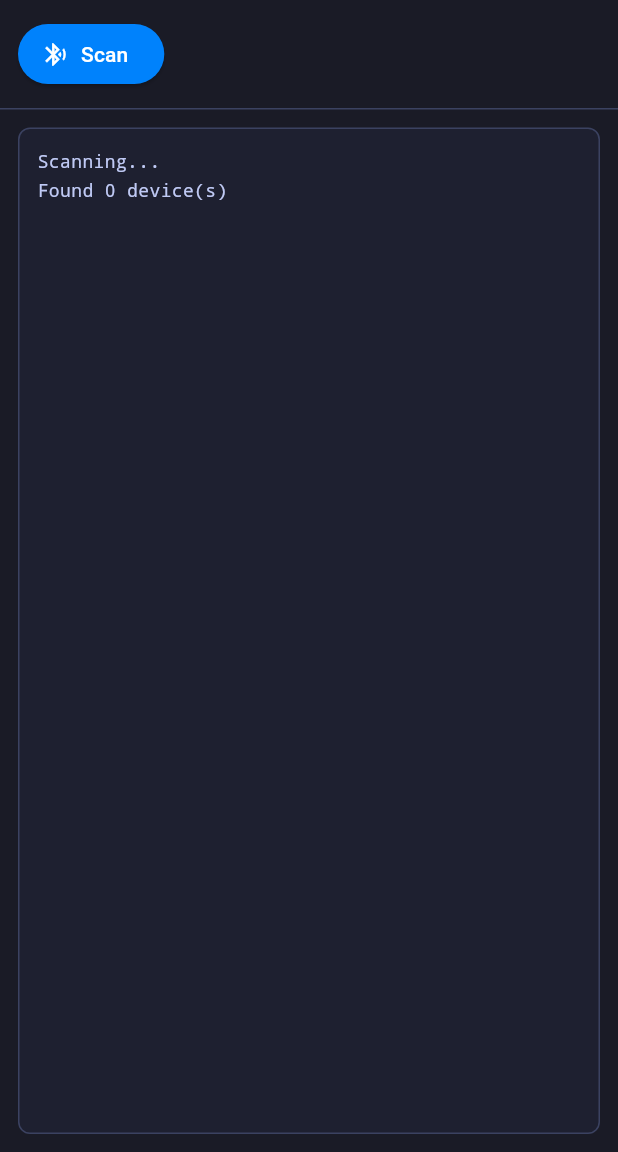
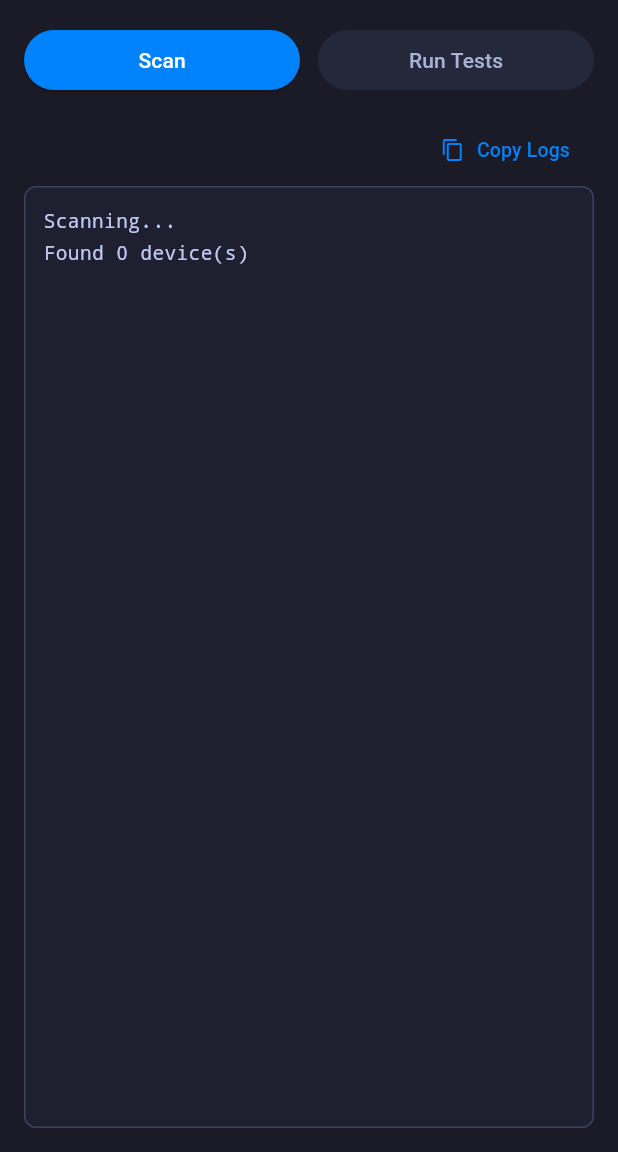
Before and after one commit to tdaira/blerpc, a Flutter app: the screen it shows after launch, after a tap on "Scan", on a phone screen of 412 x 824 dp, the part 84-1236 px from its top. Run offline on Flutter 3.47's test engine with Material 3 defaults, Android fonts, the phone set to English and light mode, and no system bars; our stand-ins replace flutter_blue_plus; missing offline and left inert: blerpc_protocol, protobuf.

Commit message:
fix: align button layout and add Copy Logs across all platforms
- Match iOS button design: equal-width Scan/Run Tests without icons
- Add Copy Logs text button above log area on Flutter and Android
- Fix iOS full-screen display (add UILaunchScreen)
- Fix Swift border variable name conflict with SwiftUI modifier
- Fix Flutter Bluetooth unknown state handling on iOS

Co-Authored-By: Claude Opus 4.6 <noreply@anthropic.com>

```diff
--- a/central_flutter/lib/main.dart
+++ b/central_flutter/lib/main.dart
@@ -2,6 +2,7 @@ import 'dart:async';
 
 import 'package:flutter/material.dart';
 import 'package:flutter/scheduler.dart';
+import 'package:flutter/services.dart';
 import 'package:flutter_blue_plus/flutter_blue_plus.dart';
 
 import 'ble/ble_transport.dart';
@@ -84,6 +85,7 @@ class _HomePageState extends State<HomePage> {
   bool _scanning = false;
   bool _running = false;
   bool _autoRunStarted = false;
+  bool _showCopied = false;
   late final TestRunner _testRunner;
 
   @override
@@ -137,7 +139,14 @@ class _HomePageState extends State<HomePage> {
     _addLog('Scanning...');
 
     try {
-      final state = await FlutterBluePlus.adapterState.first;
+      // On iOS the initial adapter state is often "unknown" until
+      // CoreBluetooth finishes initialising.  Wait up to 5 seconds for
+      // the state to settle to something other than "unknown".
+      final state = await FlutterBluePlus.adapterState
+          .where((s) => s != BluetoothAdapterState.unknown)
+          .first
+          .timeout(const Duration(seconds: 5),
+              onTimeout: () => BluetoothAdapterState.unknown);
       if (state != BluetoothAdapterState.on) {
         _addLog('[ERROR] Bluetooth is not on (state: $state)');
         setState(() => _scanning = false);
@@ -184,49 +193,126 @@ class _HomePageState extends State<HomePage> {
               text: ' Central', style: TextStyle(fontWeight: FontWeight.w400)),
         ])),
       ),
-      body: Column(
+      body: Padding(
+        padding: const EdgeInsets.all(16),
+        child: Column(
           children: [
-          Padding(
-            padding: const EdgeInsets.all(12.0),
+            Row(
+              children: [
+                Expanded(
+                  child: ElevatedButton(
+                    onPressed: _scanning || _running ? null : _scan,
+                    child: Text(_scanning ? 'Scanning...' : 'Scan'),
+                  ),
+                ),
+                const SizedBox(width: 12),
+                Expanded(
+                  child: ElevatedButton(
+                    onPressed: _running || _scanning ? null : null,
+                    child: Text(_running ? 'Running...' : 'Run Tests'),
+                  ),
+                ),
+              ],
+            ),
+            if (_devices.isNotEmpty) ...[
+              const SizedBox(height: 12),
+              Align(
+                alignment: Alignment.centerLeft,
+                child: Text(
+                  'Devices (${_devices.length})',
+                  style: const TextStyle(
+                    color: _textPrimary,
+                    fontWeight: FontWeight.w600,
+                    fontSize: 14,
+                  ),
+                ),
+              ),
+              const SizedBox(height: 4),
+              Container(
+                constraints: const BoxConstraints(maxHeight: 200),
+                decoration: BoxDecoration(
+                  color: _bgSecondary,
+                  border: Border.all(color: _border),
+                  borderRadius: BorderRadius.circular(8),
+                ),
+                child: ListView.separated(
+                  shrinkWrap: true,
+                  itemCount: _devices.length,
+                  separatorBuilder: (_, __) =>
+                      const Divider(height: 1, color: _border),
+                  itemBuilder: (context, index) {
+                    final d = _devices[index];
+                    return InkWell(
+                      onTap: _running ? null : () => _runTests(d),
+                      child: Padding(
+                        padding: const EdgeInsets.symmetric(
+                            horizontal: 16, vertical: 8),
                         child: Row(
                           children: [
-                ElevatedButton.icon(
-                  onPressed: _scanning || _running ? null : _scan,
-                  icon: _scanning
-                      ? const SizedBox(
-                          width: 16,
-                          height: 16,
-                          child: CircularProgressIndicator(
-                              strokeWidth: 2, color: Colors.white))
-                      : const Icon(Icons.bluetooth_searching),
-                  label: const Text('Scan'),
+                            Expanded(
+                              child: Column(
+                                crossAxisAlignment: CrossAxisAlignment.start,
+                                children: [
+                                  Text(
+                                    d.name ?? 'Unknown',
+                                    style: const TextStyle(
+                                      color: _textPrimary,
+                                      fontSize: 15,
+                                      fontWeight: FontWeight.w500,
                                     ),
-                const SizedBox(width: 8),
-                if (_devices.isNotEmpty)
-                  Expanded(
-                    child: SizedBox(
-                      height: 48,
-                      child: ListView.separated(
-                        scrollDirection: Axis.horizontal,
-                        itemCount: _devices.length,
-                        separatorBuilder: (_, __) => const SizedBox(width: 4),
-                        itemBuilder: (context, index) {
-                          final d = _devices[index];
-                          return ActionChip(
-                            label: Text(d.name ?? d.address),
-                            onPressed: _running ? null : () => _runTests(d),
+                                  ),
+                                  Text(
+                                    d.address,
+                                    style: const TextStyle(
+                                      color: _textSecondary,
+                                      fontSize: 11,
+                                      fontFamily: 'monospace',
+                                    ),
+                                  ),
+                                ],
+                              ),
+                            ),
+                          ],
+                        ),
+                      ),
                     );
                   },
+                ),
+              ),
+            ],
+            const SizedBox(height: 12),
+            Row(
+              children: [
+                const Spacer(),
+                TextButton.icon(
+                  onPressed: _logs.isEmpty
+                      ? null
+                      : () {
+                          Clipboard.setData(
+                              ClipboardData(text: _logs.join('\n')));
+                          setState(() => _showCopied = true);
+                          Future.delayed(const Duration(milliseconds: 1500),
+                              () {
+                            if (mounted) setState(() => _showCopied = false);
+                          });
+                        },
+                  icon: Icon(
+                    _showCopied ? Icons.check : Icons.copy,
+                    size: 16,
+                    color: _logs.isEmpty ? _textSecondary : _accent,
+                  ),
+                  label: Text(
+                    _showCopied ? 'Copied!' : 'Copy Logs',
+                    style: TextStyle(
+                      fontSize: 13,
+                      color: _logs.isEmpty ? _textSecondary : _accent,
                     ),
                   ),
                 ),
               ],
             ),
-          ),
-          const Divider(height: 1),
             Expanded(
               child: Container(
-              margin: const EdgeInsets.all(12),
                 decoration: BoxDecoration(
                   color: _bgCode,
                   border: Border.all(color: _border),
@@ -260,7 +346,7 @@ class _HomePageState extends State<HomePage> {
                               line,
                               style: TextStyle(
                                 fontFamily: 'monospace',
-                              fontSize: 12,
+                                fontSize: 13,
                                 color: color,
                               ),
                             ),
@@ -271,6 +357,7 @@ class _HomePageState extends State<HomePage> {
             ),
           ],
         ),
+      ),
     );
   }
 
```
Also changed, not shown: 4 other files. Lines whose indentation alone changed are shown as unchanged.
